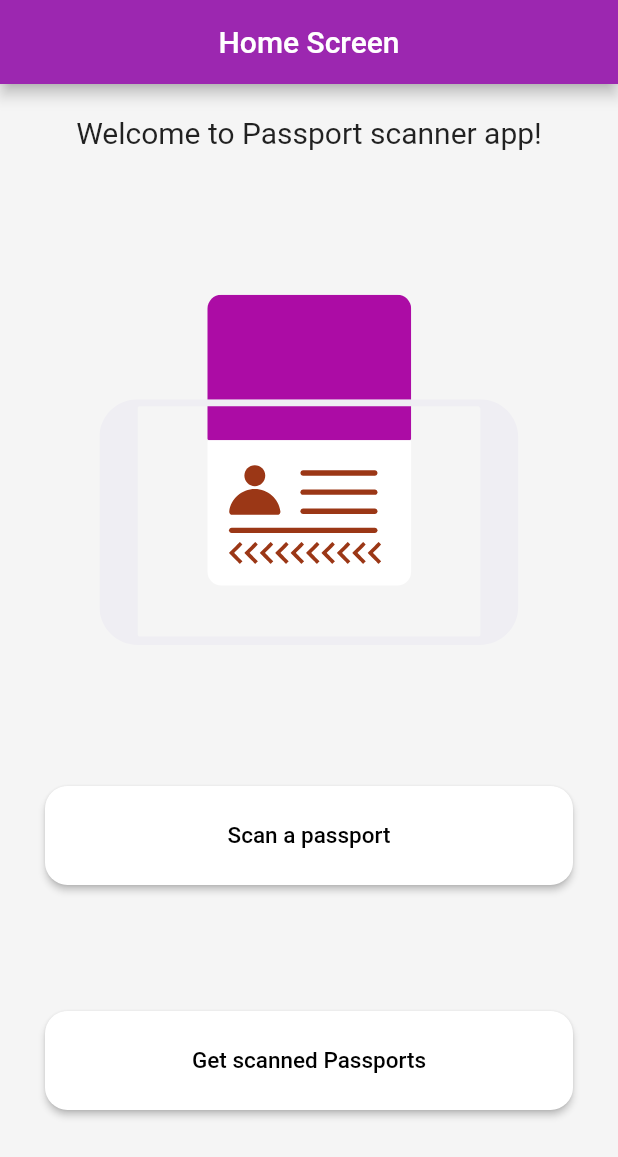
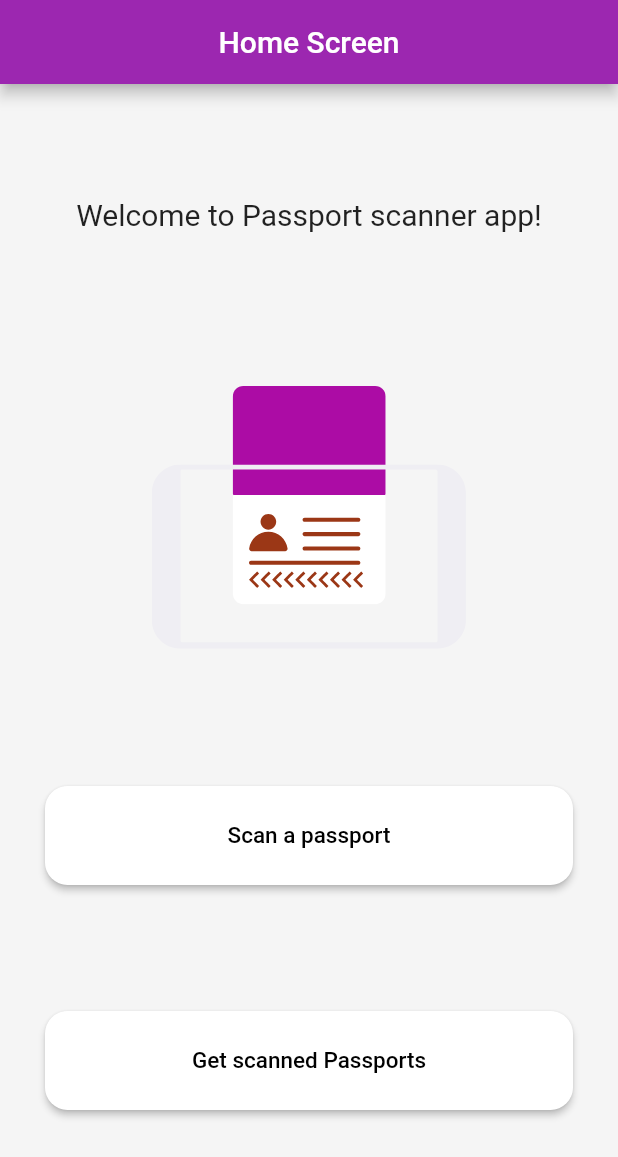
Before and after one commit to MohamedTarek19/PassportsScanner, a Flutter app: the screen it shows after launch, on a phone screen of 412 x 824 dp. Shown: the top 1157 px of the screen. Run offline on Flutter 3.47's test engine with Material 2 defaults, Android fonts, the phone set to English and light mode, and no system bars; our stand-ins replace bloc, flutter_bloc, lottie, screenshot, shared_preferences, sqflite; missing offline and left inert: mrz_scanner; accounts and stored records are empty; project files that could hold a hidden picture were left out.

Commit message:
commit 4

```diff
--- a/lib/views/home_screen.dart
+++ b/lib/views/home_screen.dart
@@ -4,7 +4,7 @@ import 'package:lottie/lottie.dart';
 import 'package:streams_ex/app_cubits/database_cubit.dart';
 import 'package:streams_ex/views/passports_list.dart';
 import 'package:streams_ex/views/scanner_screen.dart';
-import 'package:streams_ex/widgets/sign_up_button.dart';
+import 'package:streams_ex/widgets/custom_buttons.dart';
 
 class HomeScreen extends StatelessWidget {
   const HomeScreen({Key? key}) : super(key: key);
@@ -21,6 +21,7 @@ class HomeScreen extends StatelessWidget {
         child: Column(
           children: [
             Expanded(
+
               child: Column(
                 children: [
                   const Spacer(
@@ -31,10 +32,8 @@ class HomeScreen extends StatelessWidget {
                   const Spacer(),
                   Lottie.asset('assets/pass3.json',
                     width: MediaQuery.of(context).size.width*0.8,
-                    height: MediaQuery.of(context).size.height*0.4
-
+                    height: MediaQuery.of(context).size.height*0.3
                   ),
-
                 ],
               ),
             ),
--- a/lib/views/scanner_screen.dart
+++ b/lib/views/scanner_screen.dart
@@ -30,8 +30,8 @@ class ScannerScreen extends StatelessWidget {
                 shape: BoxShape.circle,
                   ),
                   child: (state is onMrzWaiting || context.read<MrzCubit>().flag == false)
-                  ? Center(
-                    child: const CircularProgressIndicator(
+                  ? const Center(
+                    child: CircularProgressIndicator(
                         color: Colors.purple,
                       ),
                   )
```
Also changed, not shown: lib/views/preview_data.dart (+1 -7 lines), lib/widgets/custom_buttons.dart (renamed from lib/widgets/sign_up_button.dart).
